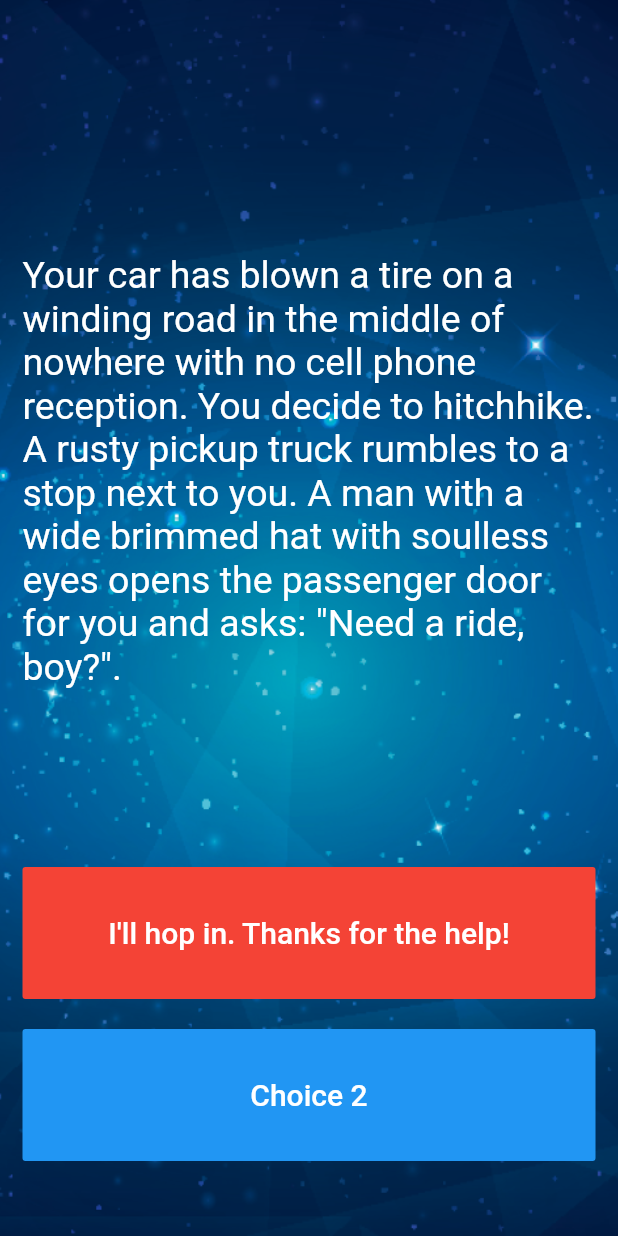
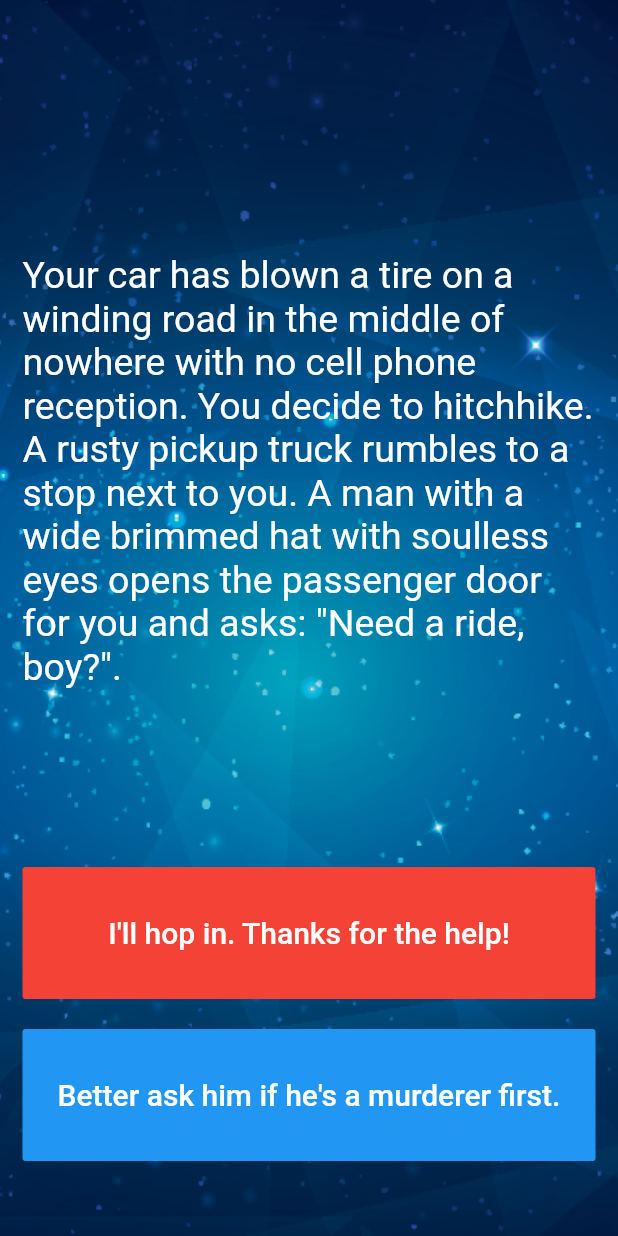
Before and after one commit to stefaniamak/flutter_course, a Flutter app: the screen it shows after launch, on a phone screen of 412 x 824 dp. Run offline on Flutter 3.47's test engine with Material 2 defaults, Android fonts, the phone set to English and light mode, and no system bars; our stand-ins replace audioplayers, rflutter_alert.

Commit message:
feat(destini): Step 14 - Use the storyBrain to get the text for choice 2.

```diff
--- a/destini-challenge-starting/lib/main.dart
+++ b/destini-challenge-starting/lib/main.dart
@@ -81,8 +81,8 @@ class _StoryPageState extends State<StoryPage> {
                   },
                   color: Colors.blue,
                   child: Text(
-                    //TODO: Step 14 - Use the storyBrain to get the text for choice 2.
-                    'Choice 2',
+                    //Step 14 - Use the storyBrain to get the text for choice 2.
+                    _storyBrain.getChoice2(),
                     style: TextStyle(
                       fontSize: 20.0,
                     ),
```
